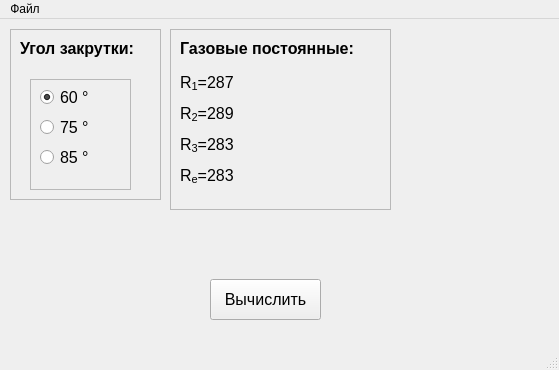
Before: the Qt Designer form dippr.ui in Pirozhok76/dip-ksvp, drawn with Qt 5.
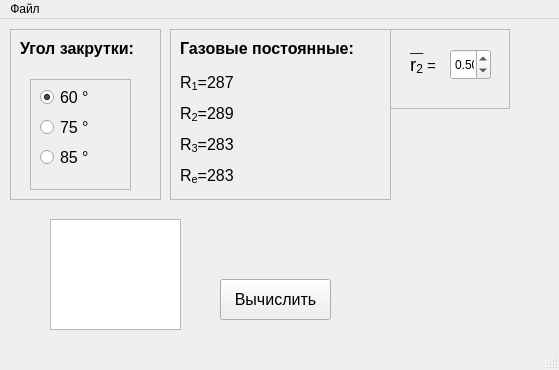
After: the same form once the commit is applied.

Diff of the .ui file:
```diff
--- a/dippr.ui
+++ b/dippr.ui
@@ -17,7 +17,7 @@
    <widget class="QPushButton" name="btn1">
     <property name="geometry">
      <rect>
-      <x>210</x>
+      <x>220</x>
       <y>260</y>
       <width>111</width>
       <height>41</height>
@@ -47,7 +47,7 @@
       <x>170</x>
       <y>10</y>
       <width>221</width>
-      <height>181</height>
+      <height>171</height>
      </rect>
     </property>
     <property name="frameShape">
@@ -200,6 +200,86 @@
     <zorder>frame_5</zorder>
     <zorder>frame_5</zorder>
    </widget>
+   <widget class="QFrame" name="frame_3">
+    <property name="geometry">
+     <rect>
+      <x>390</x>
+      <y>10</y>
+      <width>120</width>
+      <height>80</height>
+     </rect>
+    </property>
+    <property name="frameShape">
+     <enum>QFrame::StyledPanel</enum>
+    </property>
+    <property name="frameShadow">
+     <enum>QFrame::Raised</enum>
+    </property>
+    <widget class="QDoubleSpinBox" name="dblSpinBox_1">
+     <property name="geometry">
+      <rect>
+       <x>60</x>
+       <y>20</y>
+       <width>41</width>
+       <height>31</height>
+      </rect>
+     </property>
+     <property name="wrapping">
+      <bool>true</bool>
+     </property>
+     <property name="decimals">
+      <number>2</number>
+     </property>
+     <property name="minimum">
+      <double>0.500000000000000</double>
+     </property>
+     <property name="maximum">
+      <double>0.800000000000000</double>
+     </property>
+     <property name="singleStep">
+      <double>0.050000000000000</double>
+     </property>
+     <property name="value">
+      <double>0.500000000000000</double>
+     </property>
+    </widget>
+    <widget class="QLabel" name="lbl_27">
+     <property name="geometry">
+      <rect>
+       <x>20</x>
+       <y>20</y>
+       <width>41</width>
+       <height>31</height>
+      </rect>
+     </property>
+     <property name="text">
+      <string>&lt;html&gt;&lt;head/&gt;&lt;body&gt;&lt;p&gt;&lt;span style=&quot; font-size:14pt;&quot;&gt;r&lt;/span&gt;&lt;span style=&quot; font-size:14pt; vertical-align:sub;&quot;&gt;2&lt;/span&gt;&lt;span style=&quot; font-size:11pt;&quot;&gt; =&lt;/span&gt;&lt;/p&gt;&lt;/body&gt;&lt;/html&gt;</string>
+     </property>
+    </widget>
+    <widget class="QLabel" name="label_10">
+     <property name="geometry">
+      <rect>
+       <x>20</x>
+       <y>10</y>
+       <width>16</width>
+       <height>16</height>
+      </rect>
+     </property>
+     <property name="text">
+      <string>__</string>
+     </property>
+    </widget>
+   </widget>
+   <widget class="QTextEdit" name="textEdit">
+    <property name="geometry">
+     <rect>
+      <x>50</x>
+      <y>200</y>
+      <width>131</width>
+      <height>111</height>
+     </rect>
+    </property>
+   </widget>
    <zorder>btn1</zorder>
    <zorder>frame</zorder>
    <zorder>label</zorder>
```
Left out of the diff: 8 changed lines with no effect on the pictures.
